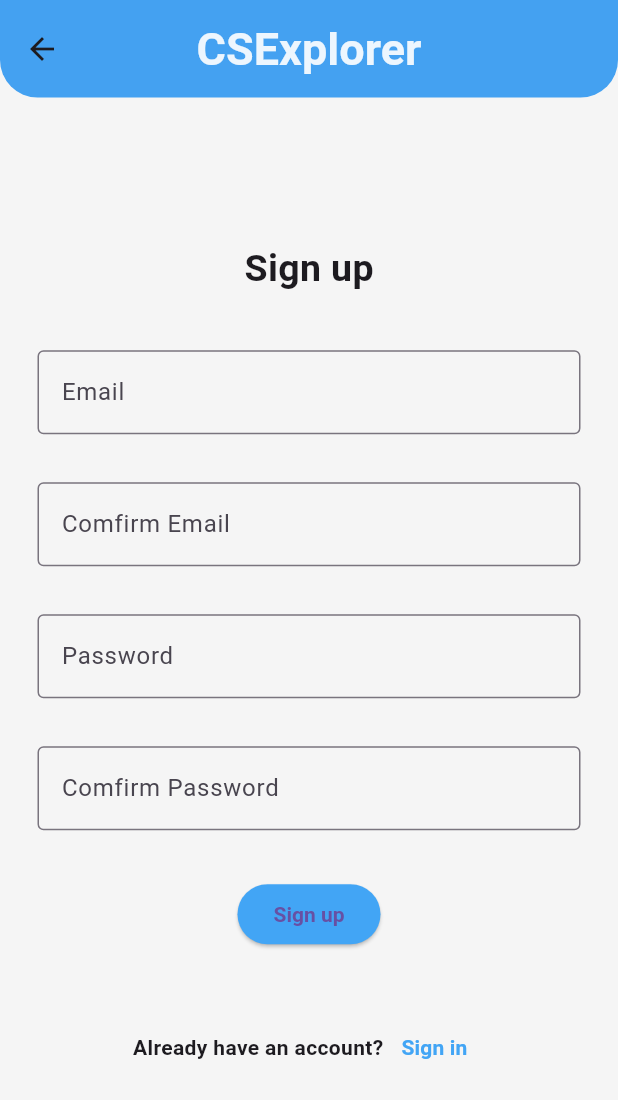
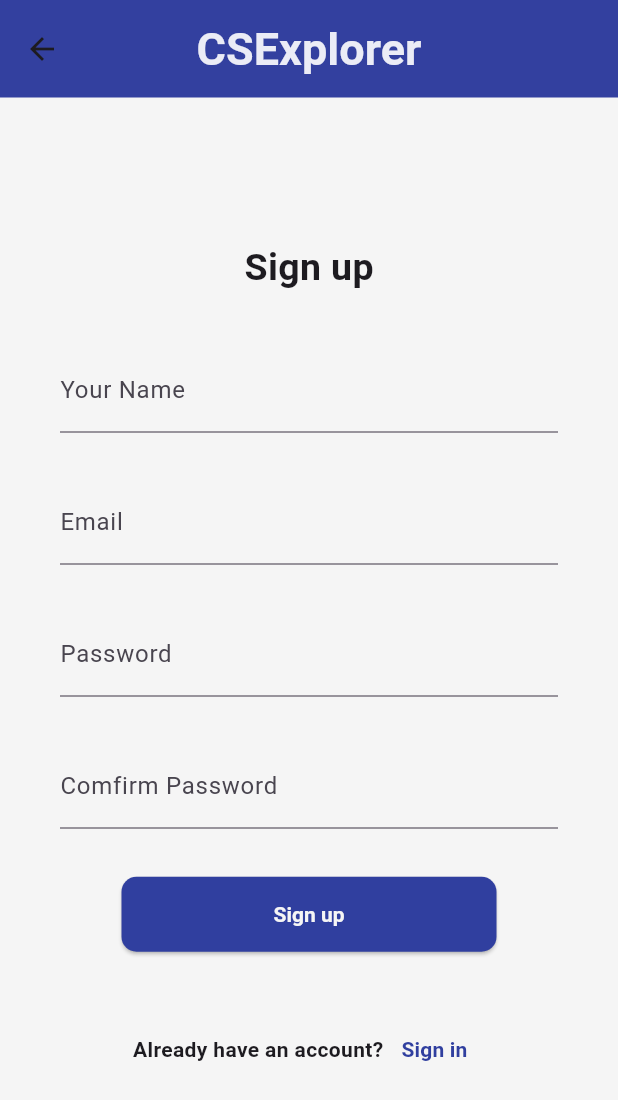
Before and after one commit to nqianhuiii/CSExplorer, a Flutter app: the LoginPage screen opened directly, after a tap on "Sign in", after a tap on "Sign up", on a phone screen of 412 x 824 dp. Shown: the top 1100 px of the screen. Run offline on Flutter 3.47's test engine with Material 3 defaults, Android fonts, the phone set to English and light mode, and no system bars; our stand-ins replace cloud_firestore, firebase_auth, firebase_core, flutter_rating_bar; accounts and stored records are empty.

Commit message:
Firebase login authentication and UI

```diff
--- a/lib/bottom_navbar.dart
+++ b/lib/bottom_navbar.dart
@@ -27,7 +27,7 @@ class _BottomNavBarState extends State<BottomNavBar> {
     return CupertinoTabScaffold(
       tabBar: CupertinoTabBar(
         items: _tabItems,
-        activeColor: Colors.blue[400],
+        activeColor: Colors.indigo[700],
         currentIndex: _currentTabBar,
         onTap: (int index) {
           if (_currentTabBar == index) {
--- a/lib/presentation/Authentication/login.dart
+++ /dev/null
@@ -1 +0,0 @@
-// TODO Implement this library.
--- a/lib/presentation/screens/Authentication/login.dart
+++ b/lib/presentation/screens/Authentication/login.dart
@@ -3,6 +3,9 @@
 import 'package:csexplorer/bottom_navbar.dart';
 import 'package:csexplorer/presentation/screens/Authentication/forgot_password.dart';
 import 'package:csexplorer/presentation/screens/Authentication/signup.dart';
+import 'package:csexplorer/service/Validator.dart';
+import 'package:csexplorer/service/authService.dart';
+import 'package:firebase_auth/firebase_auth.dart';
 import 'package:flutter/material.dart';
 
 class LoginPage extends StatefulWidget {
@@ -15,32 +18,40 @@ class LoginPage extends StatefulWidget {
 }
 
 class _LoginPageState extends State<LoginPage> {
+  final AuthService _authService = AuthService();
+  late User user;
+
   final _formKey = GlobalKey<FormState>();
   TextEditingController emailController = TextEditingController();
   TextEditingController passwordController = TextEditingController();
-  final _emailRegex = RegExp(
-    r'^[\w-]+(\.[\w-]+)*@([\w-]+\.)+[a-zA-Z]{2,7}$',
-  );
+
+  Future<User?> _handleLogin() async {
+    String email = emailController.text;
+    String password = passwordController.text;
+
+    return await _authService.logIn(email, password);
+  }
 
   @override
   Widget build(BuildContext context) {
     return Scaffold(
       appBar: AppBar(
+        //automaticallyImplyLeading: false,
         title: const Text("CSExplorer"),
         centerTitle: true,
         toolbarHeight: 65,
-        shape: const RoundedRectangleBorder(
+        /* shape: const RoundedRectangleBorder(
           borderRadius: BorderRadius.only(
             bottomRight: Radius.circular(25),
             bottomLeft: Radius.circular(25),
           ),
-        ),
-        elevation: 1,
+        ), */
+        elevation: 3,
         titleTextStyle: const TextStyle(
-            color: Color.fromRGBO(255, 255, 255, 0.9),
+            color: Color.fromRGBO(245, 245, 245, 1),
             fontWeight: FontWeight.bold,
             fontSize: 30),
-        backgroundColor: const Color.fromRGBO(66, 165, 245, 1),
+        backgroundColor: Colors.indigo[700],
       ),
       body: Form(
         key: _formKey,
@@ -56,34 +67,20 @@ class _LoginPageState extends State<LoginPage> {
               ),
             ),
             Padding(
-              padding: const EdgeInsets.symmetric(horizontal: 25, vertical: 16),
+              padding: const EdgeInsets.symmetric(horizontal: 40, vertical: 16),
               child: TextFormField(
                 controller: emailController,
-                decoration: const InputDecoration(
-                    border: OutlineInputBorder(), labelText: "Email"),
-                validator: (value) {
-                  if (value == null || value.isEmpty) {
-                    return 'Please enter your email';
-                  } else if (!_emailRegex.hasMatch(value)) {
-                    return 'Please enter a valid email';
-                  }
-                  return null; //if input
-                },
+                decoration: const InputDecoration(labelText: "Email"),
+                validator: (value) => Validator.validateEmail(value!),
               ),
             ),
             Padding(
-              padding: const EdgeInsets.symmetric(horizontal: 25, vertical: 16),
+              padding: const EdgeInsets.symmetric(horizontal: 40, vertical: 16),
               child: TextFormField(
                 controller: passwordController,
                 obscureText: true,
-                decoration: const InputDecoration(
-                    border: OutlineInputBorder(), labelText: "Password"),
-                validator: (value) {
-                  if (value == null || value.isEmpty) {
-                    return 'Please enter your password';
-                  }
-                  return null; //if input
-                },
+                decoration: const InputDecoration(labelText: "Password"),
+                validator: (value) => Validator.validatePassword(value!),
               ),
             ),
             TextButton(
@@ -97,36 +94,51 @@ class _LoginPageState extends State<LoginPage> {
               },
               child: const Text(
                 'Forgot Password?',
+                style: TextStyle(
+                  color: Color.fromRGBO(48, 63, 159, 1),
+                  fontWeight: FontWeight.bold,
+                ),
               ),
             ),
             Padding(
               padding: const EdgeInsets.symmetric(horizontal: 8, vertical: 16),
               child: Center(
+                child: SizedBox(
+                  height: 50,
+                  width: 250,
                   child: ElevatedButton(
-                  onPressed: () {
+                    onPressed: () async {
                       if (_formKey.currentState!.validate()) {
+                        String email = emailController.text;
+                        String password = passwordController.text;
+                        User? user = await _authService.logIn(email, password);
+
+                        if (user != null) {
+                          // ignore: use_build_context_synchronously
                           Navigator.push(
                             context,
                             MaterialPageRoute(
                               builder: (context) => const BottomNavBar(),
                             ),
                           );
+                        }
                       } else {
                         ScaffoldMessenger.of(context).showSnackBar(
-                          const SnackBar(content: Text('Please fill input')));
+                            const SnackBar(content: Text('No User Found')));
                       }
                     },
                     style: ElevatedButton.styleFrom(
                       textStyle: const TextStyle(
-                      color: Color.fromRGBO(255, 255, 255, 0.9),
                         fontWeight: FontWeight.bold,
                       ),
-                    backgroundColor: const Color.fromRGBO(66, 165, 245, 1),
+                      foregroundColor: Colors.grey[100],
+                      backgroundColor: Colors.indigo[700],
                       shape: const RoundedRectangleBorder(
-                      borderRadius: BorderRadius.all(Radius.circular(25)),
+                        borderRadius: BorderRadius.all(Radius.circular(10)),
                       ),
                     ),
                     child: const Text('Sign in'),
+                  ),
                 ),
               ),
             ),
@@ -154,7 +166,7 @@ class _LoginPageState extends State<LoginPage> {
                       child: const Text(
                         "Sign up",
                         style: TextStyle(
-                          color: Color.fromRGBO(66, 165, 245, 1),
+                          color: Color.fromRGBO(48, 63, 159, 1),
                           fontWeight: FontWeight.bold,
                         ),
                       ),
@@ -164,6 +176,7 @@ class _LoginPageState extends State<LoginPage> {
           ],
         ),
       ),
+      bottomNavigationBar: null,
     );
   }
 }
--- a/lib/presentation/screens/Authentication/signup.dart
+++ b/lib/presentation/screens/Authentication/signup.dart
@@ -1,5 +1,6 @@
 import 'package:csexplorer/presentation/screens/Authentication/login.dart';
 import 'package:csexplorer/presentation/screens/Profile/profile_new.dart';
+import 'package:csexplorer/service/Validator.dart';
 import 'package:flutter/material.dart';
 
 class SignupPage extends StatefulWidget {
@@ -12,35 +13,36 @@ class SignupPage extends StatefulWidget {
 }
 
 class _SignupPageState extends State<SignupPage> {
+  String email = "";
+  String password = "";
+  String passwordVal = "";
+
   final _formKey = GlobalKey<FormState>();
-
+  TextEditingController nameController = TextEditingController();
   TextEditingController emailController = TextEditingController();
-  TextEditingController comfirmEmailController = TextEditingController();
   TextEditingController passwordController = TextEditingController();
   TextEditingController comfirmPasswordController = TextEditingController();
-  final _emailRegex = RegExp(
-    r'^[\w-]+(\.[\w-]+)*@([\w-]+\.)+[a-zA-Z]{2,7}$',
-  );
 
   @override
   Widget build(BuildContext context) {
     return Scaffold(
       appBar: AppBar(
+        //automaticallyImplyLeading: false,
         title: const Text("CSExplorer"),
         centerTitle: true,
         toolbarHeight: 65,
-        shape: const RoundedRectangleBorder(
+        /* shape: const RoundedRectangleBorder(
           borderRadius: BorderRadius.only(
             bottomRight: Radius.circular(25),
             bottomLeft: Radius.circular(25),
           ),
-        ),
+        ), */
         elevation: 1,
         titleTextStyle: const TextStyle(
             color: Color.fromRGBO(255, 255, 255, 0.9),
             fontWeight: FontWeight.bold,
             fontSize: 30),
-        backgroundColor: const Color.fromRGBO(66, 165, 245, 1),
+        backgroundColor: Colors.indigo[700],
       ),
       body: Form(
         key: _formKey,
@@ -56,22 +58,23 @@ class _SignupPageState extends State<SignupPage> {
               ),
             ),
             Padding(
-              padding: const EdgeInsets.symmetric(horizontal: 25, vertical: 16),
+              padding: const EdgeInsets.symmetric(horizontal: 40, vertical: 16),
               child: TextFormField(
-                controller: emailController,
-                decoration: const InputDecoration(
-                    border: OutlineInputBorder(), labelText: "Email"),
-                validator: (value) {
-                  if (value == null || value.isEmpty) {
-                    return 'Please enter your email';
-                  } else if (!_emailRegex.hasMatch(value)) {
-                    return 'Please enter a valid email';
-                  }
-                  return null; //if input
-                },
+                controller: nameController,
+                obscureText: true,
+                decoration: const InputDecoration(labelText: "Your Name"),
+                validator: (value) => Validator.validateName(value!),
               ),
             ),
             Padding(
+              padding: const EdgeInsets.symmetric(horizontal: 40, vertical: 16),
+              child: TextFormField(
+                controller: emailController,
+                decoration: const InputDecoration(labelText: "Email"),
+                validator: (value) => Validator.validateEmail(value!),
+              ),
+            ),
+            /* Padding(
               padding: const EdgeInsets.symmetric(horizontal: 25, vertical: 16),
               child: TextFormField(
                 controller: comfirmEmailController,
@@ -84,50 +87,43 @@ class _SignupPageState extends State<SignupPage> {
                     return 'Please enter a valid email';
                   } else if (value != emailController.text) {
                     return 'Email did not match';
+                  } else {
+                    emailVal = value;
                   }
                   return null; //if input
                 },
               ),
-            ),
+            ), */
             Padding(
-              padding: const EdgeInsets.symmetric(horizontal: 25, vertical: 16),
+              padding: const EdgeInsets.symmetric(horizontal: 40, vertical: 16),
               child: TextFormField(
                 controller: passwordController,
                 obscureText: true,
-                decoration: const InputDecoration(
-                    border: OutlineInputBorder(), labelText: "Password"),
-                validator: (value) {
-                  if (value == null || value.isEmpty) {
-                    return 'Please enter your password';
-                  }
-                  return null; //if input
-                },
+                decoration: const InputDecoration(labelText: "Password"),
+                validator: (value) => Validator.validatePassword(value!),
               ),
             ),
             Padding(
-              padding: const EdgeInsets.symmetric(horizontal: 25, vertical: 16),
+              padding: const EdgeInsets.symmetric(horizontal: 40, vertical: 16),
               child: TextFormField(
                 controller: comfirmPasswordController,
                 obscureText: true,
-                decoration: const InputDecoration(
-                    border: OutlineInputBorder(),
-                    labelText: "Comfirm Password"),
-                validator: (value) {
-                  if (value == null || value.isEmpty) {
-                    return 'Please comfirm your password';
-                  } else if (value != passwordController.text) {
-                    return 'Password did not match';
-                  }
-                  return null; //if input
-                },
+                decoration:
+                    const InputDecoration(labelText: "Comfirm Password"),
+                validator: (value) => Validator.validateComfirmPassword(
+                    value!, passwordController.text),
               ),
             ),
             Padding(
               padding: const EdgeInsets.symmetric(horizontal: 8, vertical: 16),
               child: Center(
+                child: SizedBox(
+                  height: 50,
+                  width: 250,
                   child: ElevatedButton(
                     onPressed: () {
                       if (_formKey.currentState!.validate()) {
+                        //signUpWithEmailAndPassword(email, password);
                         Navigator.push(
                           context,
                           MaterialPageRoute(
@@ -143,15 +139,16 @@ class _SignupPageState extends State<SignupPage> {
                     },
                     style: ElevatedButton.styleFrom(
                       textStyle: const TextStyle(
-                      color: Color.fromRGBO(255, 255, 255, 0.9),
                         fontWeight: FontWeight.bold,
                       ),
-                    backgroundColor: const Color.fromRGBO(66, 165, 245, 1),
+                      foregroundColor: Colors.grey[100],
+                      backgroundColor: Colors.indigo[700],
                       shape: const RoundedRectangleBorder(
-                      borderRadius: BorderRadius.all(Radius.circular(25)),
+                        borderRadius: BorderRadius.all(Radius.circular(10)),
                       ),
                     ),
                     child: const Text('Sign up'),
+                  ),
                 ),
               ),
             ),
@@ -179,7 +176,7 @@ class _SignupPageState extends State<SignupPage> {
                       child: const Text(
                         "Sign in",
                         style: TextStyle(
-                          color: Color.fromRGBO(66, 165, 245, 1),
+                          color: Color.fromRGBO(48, 63, 159, 1),
                           fontWeight: FontWeight.bold,
                         ),
                       ),
@@ -189,6 +186,7 @@ class _SignupPageState extends State<SignupPage> {
           ],
         ),
       ),
+      bottomNavigationBar: null,
     );
   }
 }
--- a/lib/presentation/screens/Home/home.dart
+++ b/lib/presentation/screens/Home/home.dart
@@ -32,7 +32,7 @@ class _HomeState extends State<Home> {
               ),
             ],
           ),
-          backgroundColor: const Color.fromRGBO(66, 165, 245, 1),
+          backgroundColor: Colors.indigo[700],
           toolbarHeight: 130,
           shape: const ContinuousRectangleBorder(
               borderRadius: BorderRadius.vertical(bottom: Radius.circular(30))),
--- /dev/null
+++ b/lib/service/Validator.dart
@@ -0,0 +1,44 @@
+class Validator {
+  static String? validateName(String name) {
+    if (name.isEmpty) {
+      return 'Please Enter Your Name';
+    }
+
+    return null;
+  }
+
+  static String? validateEmail(String email) {
+    RegExp emailRegex = RegExp(
+      r'^[\w-]+(\.[\w-]+)*@([\w-]+\.)+[a-zA-Z]{2,7}$',
+    );
+
+    if (email.isEmpty) {
+      return 'Please enter your email';
+    } else if (!emailRegex.hasMatch(email)) {
+      return 'Please enter a valid email';
+    }
+    return null;
+  }
+
+  static String? validatePassword(String password) {
+    if (password.isEmpty) {
+      return 'Please enter your password';
+    } else if (password.length < 6) {
+      return 'Enter a password with length at least 6';
+    }
+
+    return null;
+  }
+
+  static String? validateComfirmPassword(String comPassword, String password) {
+    if (comPassword.isEmpty) {
+      return 'Please enter your password';
+    } else if (comPassword.length < 6) {
+      return 'Enter a password with length at least 6';
+    } else if (comPassword != password) {
+      return 'Password did not match';
+    }
+
+    return null;
+  }
+}
--- a/pubspec.yaml
+++ b/pubspec.yaml
@@ -30,6 +30,7 @@ environment:
 dependencies:
   flutter:
     sdk: flutter
+  uuid: ^3.0.4
 
   # rating bar
   flutter_rating_bar: ^4.0.1
```
Also changed, not shown: lib/data/model/user.dart (added, +38 -0 lines), lib/main.dart (+5 -3 lines), lib/presentation/screens/Profile/profile_new.dart (+4 -19 lines), lib/presentation/screens/Profile/profile_screen.dart (+42 -13 lines), lib/service/authService.dart (added, +43 -0 lines), lib/service/authStoreService.dart (added, +18 -0 lines), pubspec.lock, 1 other file. Lines whose indentation alone changed are shown as unchanged.
